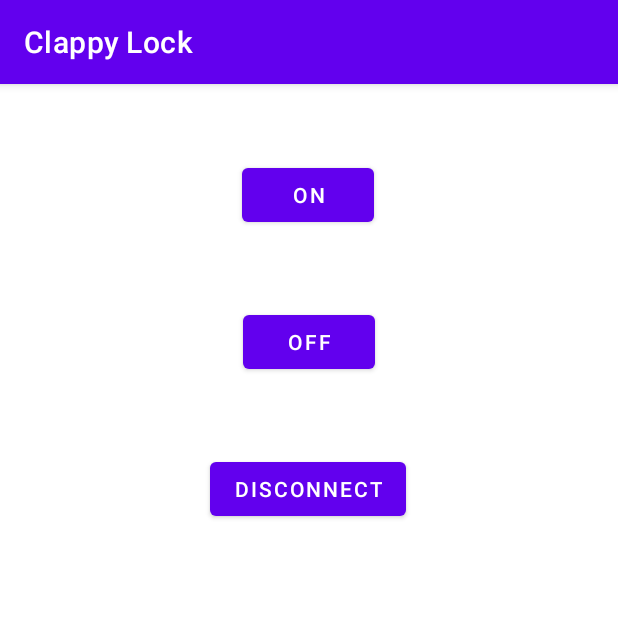
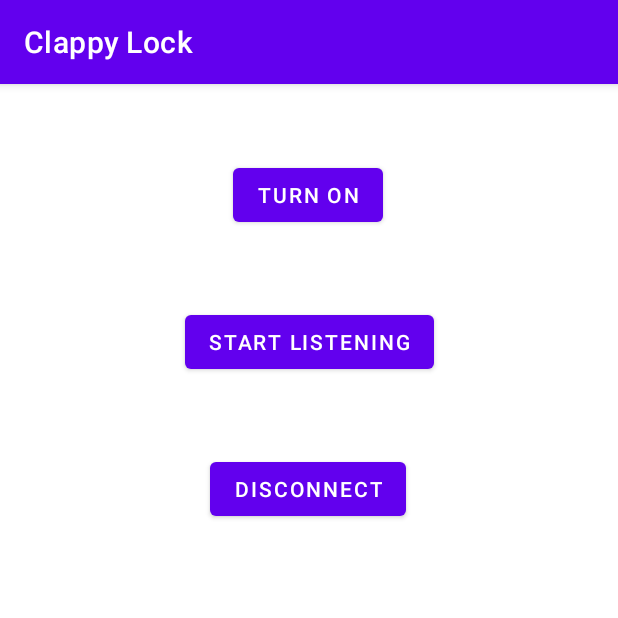
Before and after one commit to Anand-S23/ClappyLock, an Android app: the ControlActivity screen opened directly, with no data from a screen before it, on a phone screen of 412 x 824 dp, the top half of it. Run offline under Robolectric (Android 15) with nearby library versions, the phone set to English and light mode, and no system bars; 6 statements that could not run were skipped.

```diff
--- a/app/build.gradle
+++ b/app/build.gradle
@@ -40,4 +40,5 @@ dependencies {
     testImplementation 'junit:junit:4.13.2'
     androidTestImplementation 'androidx.test.ext:junit:1.1.3'
     androidTestImplementation 'androidx.test.espresso:espresso-core:3.4.0'
+    implementation 'org.jetbrains.kotlinx:kotlinx-coroutines-android:1.3.9'
 }
--- a/app/src/main/java/com/example/clappylock/ControlActivity.kt
+++ b/app/src/main/java/com/example/clappylock/ControlActivity.kt
@@ -4,15 +4,18 @@ import android.Manifest
 import android.bluetooth.BluetoothAdapter
 import android.bluetooth.BluetoothDevice
 import android.content.Context
-import android.os.AsyncTask
-import android.os.Bundle
 import java.util.*
 import android.bluetooth.BluetoothSocket
 import android.content.pm.PackageManager
+import android.os.*
 import android.util.Log
 import android.widget.Button
+import android.widget.TextView
 import androidx.appcompat.app.AppCompatActivity
 import androidx.core.app.ActivityCompat
+import kotlinx.coroutines.Dispatchers
+import kotlinx.coroutines.GlobalScope
+import kotlinx.coroutines.launch
 import java.io.IOException
 
 class ControlActivity: AppCompatActivity() {
@@ -25,9 +28,16 @@ class ControlActivity: AppCompatActivity() {
         lateinit var address: String
     }
 
-    lateinit var controlLedOn: Button
-    lateinit var controlLedOff: Button
-    lateinit var controlLedDisconnect: Button
+    var time = 0
+    var currentTime = 0
+    var ledOn = false
+    var clockRunning = true
+    var paused = true
+
+    private lateinit var controlLed: Button
+    private lateinit var controlListening: Button
+    private lateinit var deviceDisconnect: Button
+    private lateinit var listenText: TextView
 
     override fun onCreate(savedInstanceState: Bundle?) {
         super.onCreate(savedInstanceState)
@@ -35,14 +45,63 @@ class ControlActivity: AppCompatActivity() {
         address = intent.getStringExtra(MainActivity.EXTRA_ADDRESS).toString()
 
         ConnectToDevice(this).execute()
+        initClock(1)
 
-        controlLedOn = findViewById(R.id.control_led_on)
-        controlLedOff = findViewById(R.id.control_led_off)
-        controlLedDisconnect = findViewById(R.id.control_led_disconnect)
+        GlobalScope.launch(Dispatchers.Default) {
+            while (clockRunning) {
+                if (time != currentTime) {
+                    time = currentTime
+                    Log.d("ControlActivityLog", "$time")
+                    // TODO: Update audio
+                }
+            }
+        }
 
-        controlLedOn.setOnClickListener { sendCommand("a") }
-        controlLedOff.setOnClickListener { sendCommand("b") }
-        controlLedDisconnect.setOnClickListener { disconnect() }
+        controlLed = findViewById(R.id.control_led)
+        controlListening = findViewById(R.id.control_listening)
+        deviceDisconnect = findViewById(R.id.device_disconnect)
+        listenText = findViewById(R.id.listen_text)
+
+        controlLed.setOnClickListener {
+            if (!ledOn) {
+                sendCommand("a")
+                controlLed.text = getString(R.string.turn_off)
+            } else {
+                sendCommand("b")
+                controlLed.text = getString(R.string.turn_on)
+            }
+
+            ledOn = !ledOn
+        }
+
+        controlListening.setOnClickListener {
+            if (!paused) {
+                controlListening.text = "Start Listening"
+                // TODO: Pause listening
+            } else {
+                controlListening.text = "Stop Listening"
+                // TODO: Start listening
+            }
+
+            toggleClock()
+        }
+
+        deviceDisconnect.setOnClickListener { disconnect() }
+    }
+
+    private fun initClock(tickRate: Int) {
+        Thread {
+            while (clockRunning) {
+                if (!paused) {
+                    currentTime += tickRate
+                    Thread.sleep(1000)
+                }
+            }
+        }.start()
+    }
+
+    private fun toggleClock() {
+        paused = !paused
     }
 
     private fun sendCommand(input: String) {
--- a/app/src/main/res/layout/control_layout.xml
+++ b/app/src/main/res/layout/control_layout.xml
@@ -7,28 +7,28 @@
 
 
     <Button
-        android:id="@+id/control_led_on"
+        android:id="@+id/control_led"
         android:layout_width="wrap_content"
         android:layout_height="wrap_content"
         android:layout_marginTop="50dp"
-        android:text="@string/on"
+        android:text="@string/turn_on"
         app:layout_constraintEnd_toEndOf="parent"
         app:layout_constraintHorizontal_bias="0.498"
         app:layout_constraintStart_toStartOf="parent"
         app:layout_constraintTop_toTopOf="parent" />
 
     <Button
-        android:id="@+id/control_led_off"
+        android:id="@+id/control_listening"
         android:layout_width="wrap_content"
         android:layout_height="wrap_content"
         android:layout_marginTop="50dp"
-        android:text="@string/off"
+        android:text="@string/start_listen"
         app:layout_constraintEnd_toEndOf="parent"
         app:layout_constraintStart_toStartOf="parent"
-        app:layout_constraintTop_toBottomOf="@+id/control_led_on" />
+        app:layout_constraintTop_toBottomOf="@+id/control_led" />
 
     <Button
-        android:id="@+id/control_led_disconnect"
+        android:id="@+id/device_disconnect"
         android:layout_width="wrap_content"
         android:layout_height="wrap_content"
         android:layout_marginTop="50dp"
@@ -36,5 +36,17 @@
         app:layout_constraintEnd_toEndOf="parent"
         app:layout_constraintHorizontal_bias="0.498"
         app:layout_constraintStart_toStartOf="parent"
-        app:layout_constraintTop_toBottomOf="@+id/control_led_off" />
+        app:layout_constraintTop_toBottomOf="@+id/control_listening" />
+
+    <TextView
+        android:id="@+id/listen_text"
+        android:layout_width="wrap_content"
+        android:layout_height="wrap_content"
+        android:textSize="20sp"
+        app:layout_constraintBottom_toBottomOf="parent"
+        app:layout_constraintEnd_toEndOf="parent"
+        app:layout_constraintHorizontal_bias="0.498"
+        app:layout_constraintStart_toStartOf="parent"
+        app:layout_constraintTop_toBottomOf="@+id/device_disconnect"
+        app:layout_constraintVertical_bias="0.273" />
 </androidx.constraintlayout.widget.ConstraintLayout>
--- a/app/src/main/res/values/strings.xml
+++ b/app/src/main/res/values/strings.xml
@@ -1,7 +1,9 @@
 <resources>
     <string name="app_name">Clappy Lock</string>
     <string name="refresh">Refresh</string>
-    <string name="on">On</string>
-    <string name="off">Off</string>
+    <string name="turn_on">Turn On</string>
+    <string name="turn_off">Turn Off</string>
+    <string name="start_listen">Start Listening</string>
+    <string name="stop_listen">Stop Listening</string>
     <string name="disconnect">Disconnect</string>
 </resources>
```
Also changed, not shown: app/src/main/java/com/example/clappylock/ClockService.kt (added, +53 -0 lines).
